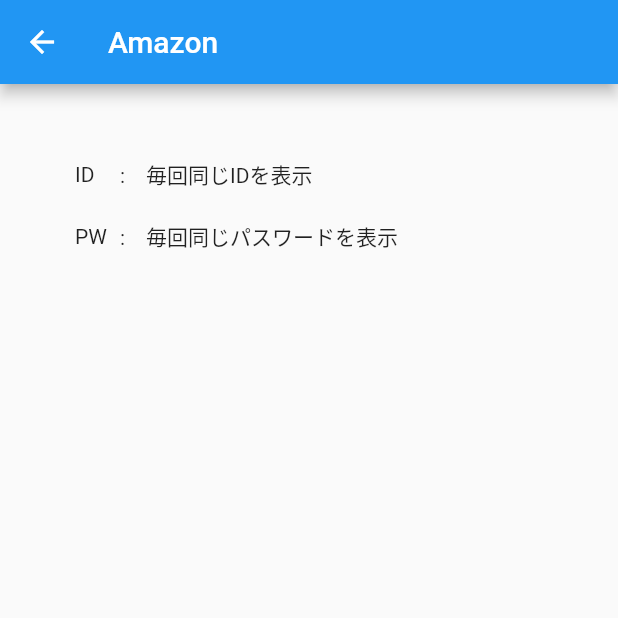
After one commit to NaokiKameyama/flutter_demo_app, a Flutter app: the screen it shows after launch, after a tap on the "add" icon, after a tap on "Amazon", on a phone screen of 412 x 824 dp, the top half of it. The commit adds this screen. Run offline on Flutter 3.47's test engine with Material 2 defaults, Android fonts, the phone set to English and light mode, and no system bars.

Commit message:
ページ遷移時に値を渡す

```diff
--- a/lib/main.dart
+++ b/lib/main.dart
@@ -1,4 +1,5 @@
 import 'package:flutter/material.dart';
+import 'package:flutter_demo_app/next_page.dart';
 
 void main() {
   runApp(const MyApp());
@@ -28,10 +29,6 @@ class MyHomePage extends StatefulWidget {
 
 class _MyHomePageState extends State<MyHomePage> {
   List<String> titleList = ['Amazon', '楽天', 'Yahoo!'];
-  void _incrementCounter() {
-    setState(() {});
-  }
-
   @override
   Widget build(BuildContext context) {
     return Scaffold(
@@ -44,15 +41,26 @@ class _MyHomePageState extends State<MyHomePage> {
             return Column(
               children: [
                 ListTile(
-                  leading: const Icon(Icons.key),
-                  title: Text(titleList[index]),
-                ),
+                    leading: const Icon(Icons.key),
+                    title: Text(titleList[index]),
+                    onTap: () {
+                      print('リストがタップされました');
+                      Navigator.push(
+                          context,
+                          MaterialPageRoute(
+                              builder: (context) =>
+                                  NextPage(titleList[index])));
+                    }),
                 const Divider(height: 0),
               ],
             );
           }),
       floatingActionButton: FloatingActionButton(
-        onPressed: _incrementCounter,
+        onPressed: () {
+          titleList.add('Google');
+          print(titleList);
+          setState(() {});
+        },
         tooltip: 'Increment',
         child: const Icon(Icons.add),
       ),
--- /dev/null
+++ b/lib/next_page.dart
@@ -0,0 +1,35 @@
+import 'package:flutter/material.dart';
+
+class NextPage extends StatelessWidget {
+  final String title;
+  const NextPage(this.title, {Key? key}) : super(key: key);
+
+  @override
+  Widget build(BuildContext context) {
+    return Scaffold(
+        appBar: AppBar(
+          title: Text(title),
+        ),
+        body: Padding(
+          padding: const EdgeInsets.all(50.0),
+          child: Column(
+            crossAxisAlignment: CrossAxisAlignment.start,
+            children: [
+              Row(
+                children: const [
+                  SizedBox(width: 30, child: Text('ID')),
+                  Text(':　毎回同じIDを表示'),
+                ],
+              ),
+              const SizedBox(height: 20),
+              Row(
+                children: const [
+                  SizedBox(width: 30, child: Text('PW')),
+                  Text(':　毎回同じパスワードを表示'),
+                ],
+              ),
+            ],
+          ),
+        ));
+  }
+}
```
